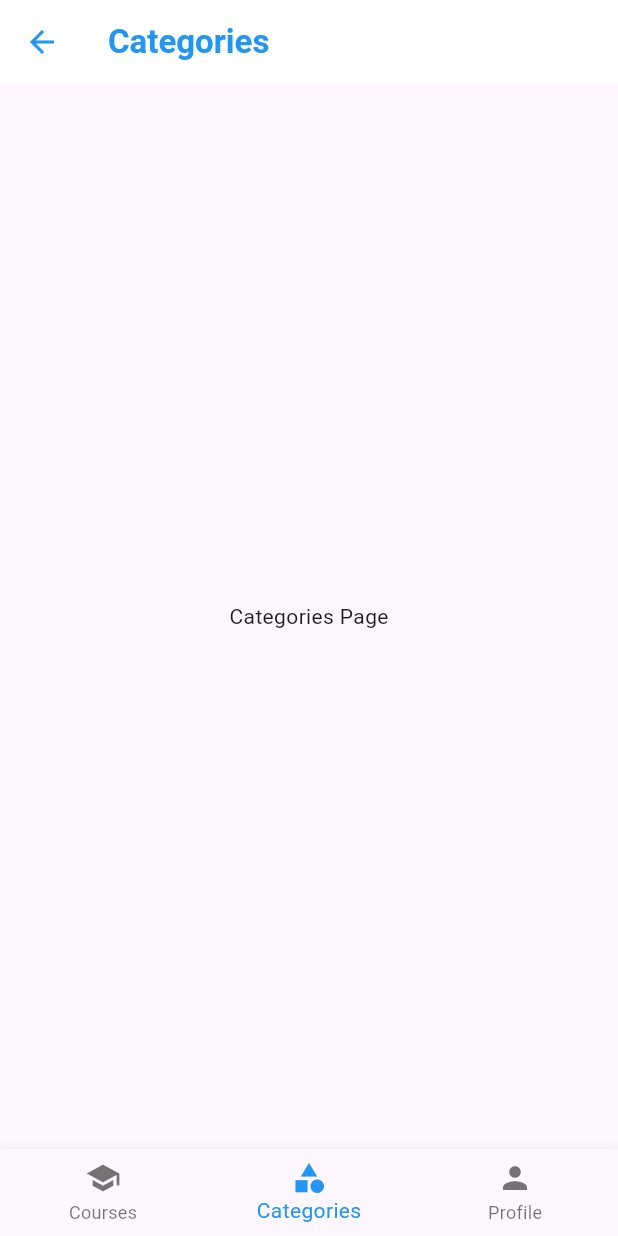
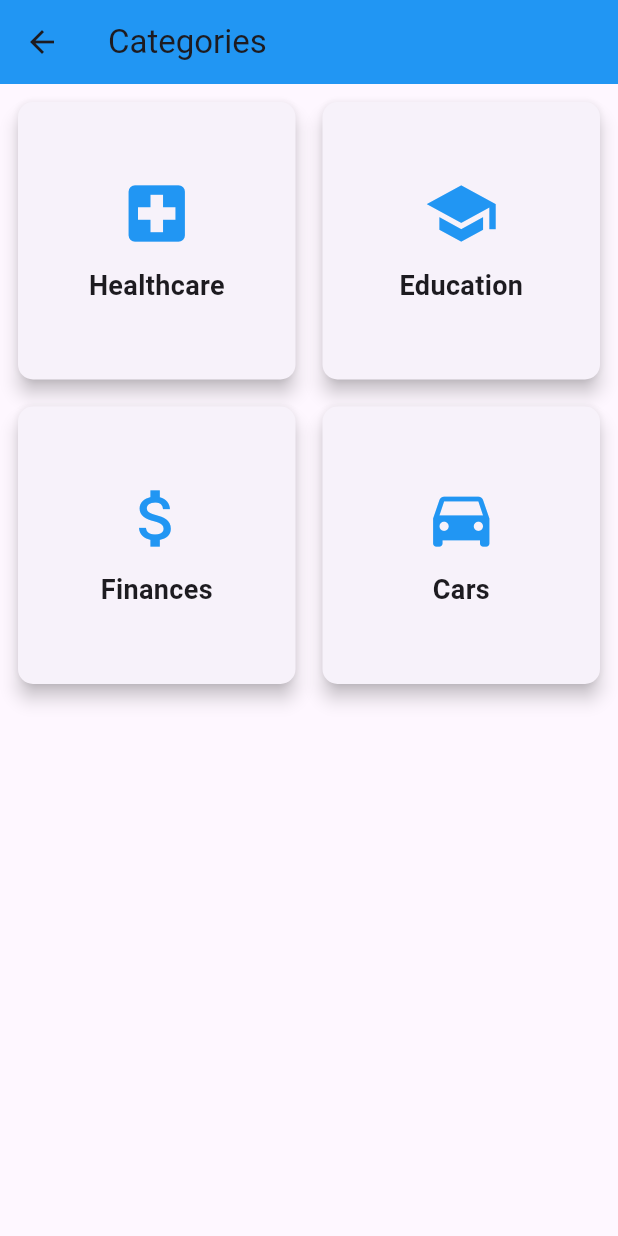
Before and after one commit to adi99304/DigiSetu, a Flutter app: the CategoriesPage screen opened by its route, on a phone screen of 412 x 824 dp. Run offline on Flutter 3.47's test engine with Material 3 defaults, Android fonts, the phone set to English and light mode, and no system bars; drawn by our look-alikes of showcaseview; our stand-ins replace animate_do, carousel_slider, file_picker, shared_preferences; accounts and stored records are empty.

Commit message:
categories page

```diff
--- a/lib/categories.dart
+++ b/lib/categories.dart
@@ -1,52 +1,67 @@
 import 'package:flutter/material.dart';
-import 'main.dart';
 
 class CategoriesPage extends StatelessWidget {
   @override
   Widget build(BuildContext context) {
+    final categories = [
+      {'name': 'Healthcare', 'icon': Icons.local_hospital},
+      {'name': 'Education', 'icon': Icons.school},
+      {'name': 'Finances', 'icon': Icons.attach_money},
+      {'name': 'Cars', 'icon': Icons.directions_car},
+    ];
+
     return Scaffold(
       appBar: AppBar(
+        title: Text('Categories'),
+        backgroundColor: Colors.blue,
         leading: IconButton(
-          icon: Icon(Icons.arrow_back, color: Colors.blue),
+          icon: Icon(Icons.arrow_back),
           onPressed: () {
-            Navigator.pushReplacement(
-              context,
-              MaterialPageRoute(builder: (context) => HomePage()),
+            Navigator.pushReplacementNamed(context, '/home');
+          },
+        ),
+      ),
+      body: Padding(
+        padding: const EdgeInsets.all(8.0),
+        child: GridView.builder(
+          gridDelegate: SliverGridDelegateWithFixedCrossAxisCount(
+            crossAxisCount: 2,
+            crossAxisSpacing: 10,
+            mainAxisSpacing: 10,
+          ),
+          itemCount: categories.length,
+          itemBuilder: (context, index) {
+            return Card(
+              shape: RoundedRectangleBorder(
+                borderRadius: BorderRadius.circular(10),
+              ),
+              elevation: 5,
+              child: InkWell(
+                onTap: () {
+                  // Handle category tap
+                },
+                child: Column(
+                  mainAxisAlignment: MainAxisAlignment.center,
+                  children: [
+                    Icon(
+                      categories[index]['icon'] as IconData?,
+                      size: 50,
+                      color: Colors.blue,
+                    ),
+                    SizedBox(height: 10),
+                    Text(
+                      categories[index]['name'] as String,
+                      style: TextStyle(
+                        fontSize: 18,
+                        fontWeight: FontWeight.bold,
+                      ),
+                    ),
+                  ],
+                ),
+              ),
             );
           },
         ),
-        title: Text(
-          "Categories",
-          style: TextStyle(color: Colors.blue, fontWeight: FontWeight.bold),
-        ),
-        backgroundColor: Colors.white,
-      ),
-      body: Center(
-        child: Text('Categories Page'),
-      ),
-      bottomNavigationBar: BottomNavigationBar(
-        items: const <BottomNavigationBarItem>[
-          BottomNavigationBarItem(
-            icon: Icon(Icons.school),
-            label: 'Courses',
-          ),
-          BottomNavigationBarItem(
-            icon: Icon(Icons.category),
-            label: 'Categories',
-          ),
-          BottomNavigationBarItem(
-            icon: Icon(Icons.person),
-            label: 'Profile',
-          ),
-        ],
-        currentIndex: 1,
-        selectedItemColor: Colors.blue,
-        onTap: (index) {
-          Navigator.pushReplacement(
-            context,
-            MaterialPageRoute(builder: (context) => HomePage()),
-          );
-        },
       ),
     );
   }
--- a/lib/main.dart
+++ b/lib/main.dart
@@ -1,10 +1,11 @@
+import 'package:digisetu/categories.dart';
 import 'package:digisetu/email_sign_up_simulation.dart';
 import 'package:digisetu/email_simulation.dart';
 import 'package:flutter/material.dart';
 import 'package:carousel_slider/carousel_slider.dart';
 import 'package:showcaseview/showcaseview.dart';
 import 'splash.dart';
-import 'categories.dart';
+
 import 'profile.dart';
 import 'login.dart';
 import 'subsidy_simulation1.dart';
@@ -173,7 +174,7 @@ class _HomeScreenState extends State<HomeScreen> {
               leading: Icon(Icons.category),
               title: Text('Categories'),
               onTap: () {
-                // Navigator.pushReplacementNamed(context, '/categories');
+                Navigator.pushReplacementNamed(context, '/categories');
               },
             ),
             ListTile(
```
